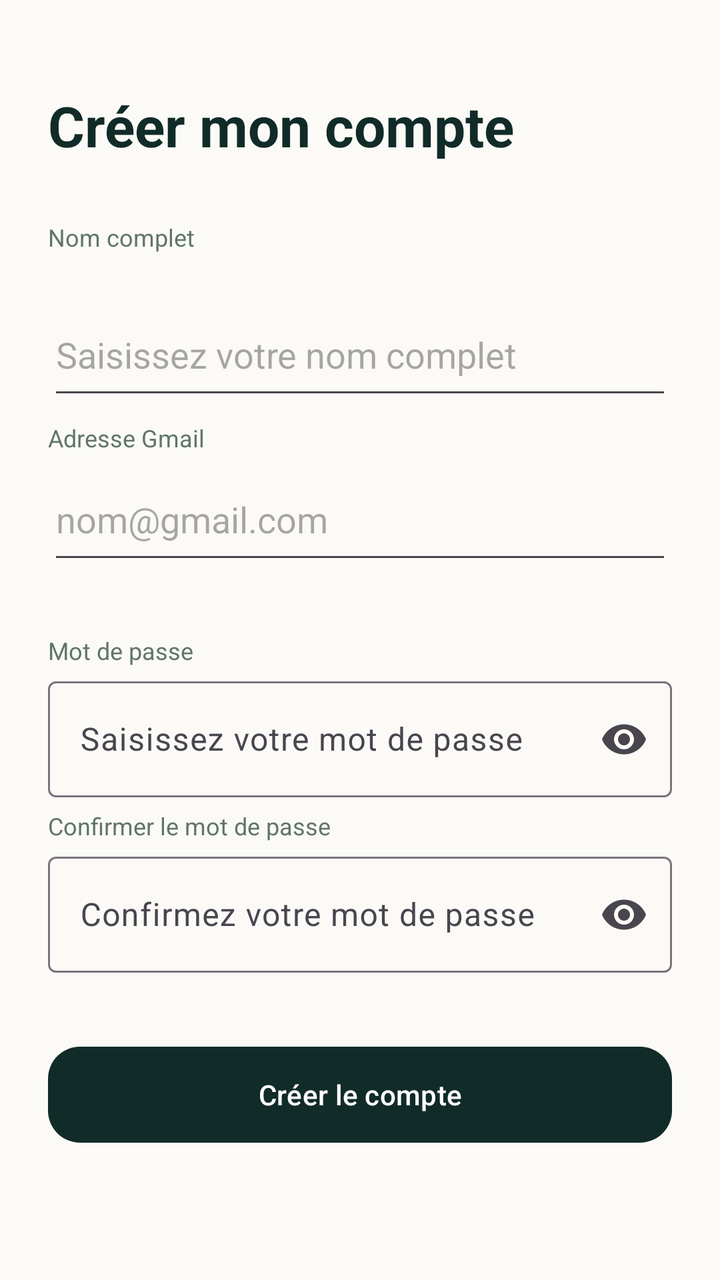
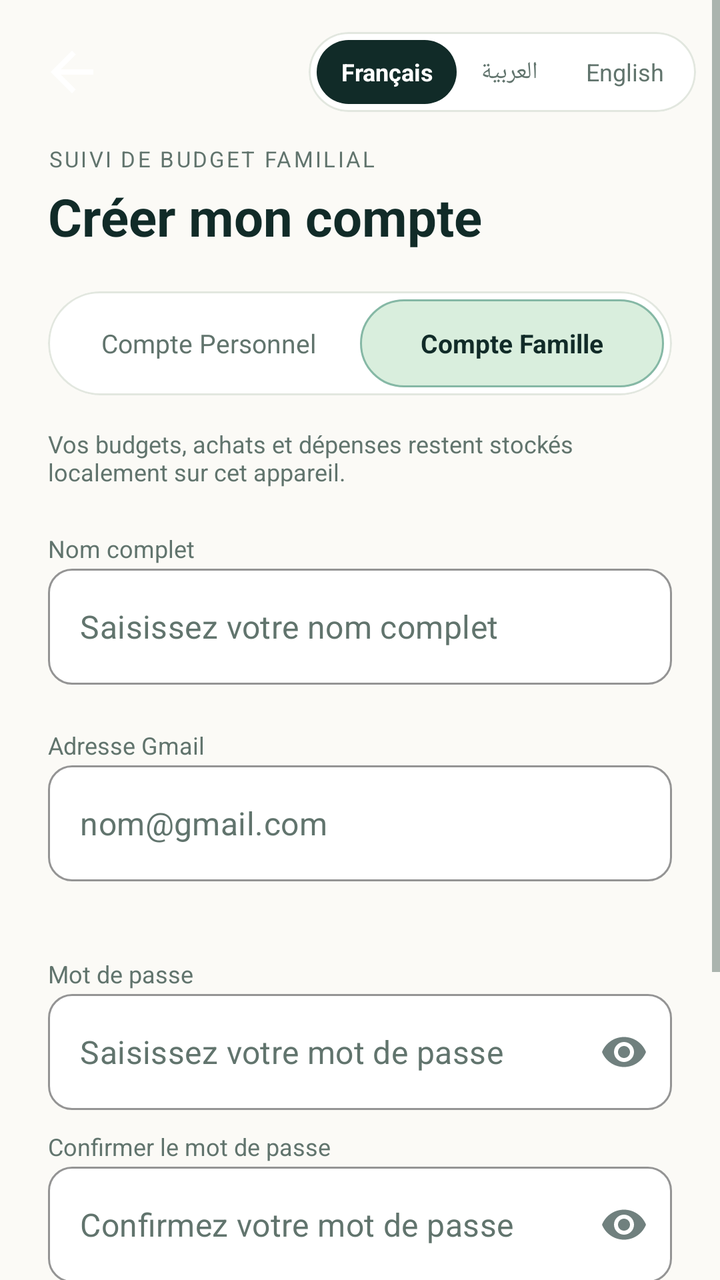

Two renders of the same Android screen: before a commit and after it. Below are the layout's source before the change and the commit's diff.
<!-- AndroidManifest.xml: application theme Theme.Masrouf1 -->
<!-- res/layout/activity_register.xml -->
<?xml version="1.0" encoding="utf-8"?>
<ScrollView xmlns:android="http://schemas.android.com/apk/res/android" xmlns:app="http://schemas.android.com/apk/res-auto" android:layout_width="match_parent" android:layout_height="match_parent" android:background="@color/cream" android:fillViewport="true">
    <LinearLayout android:layout_width="match_parent" android:layout_height="wrap_content" android:orientation="vertical" android:padding="24dp">
        <TextView android:layout_width="match_parent" android:layout_height="wrap_content" android:layout_marginTop="20dp" android:text="@string/register_title" android:textColor="@color/forest" android:textSize="28sp" android:textStyle="bold" />
        <TextView android:id="@+id/register_type" android:layout_width="wrap_content" android:layout_height="wrap_content" android:layout_marginTop="4dp" android:textColor="@color/muted_green" />
        <TextView style="@style/FormFieldLabel" android:labelFor="@id/register_name" android:text="@string/full_name" />
        <EditText android:id="@+id/register_name" android:layout_width="match_parent" android:layout_height="58dp" android:layout_marginTop="18dp" android:hint="@string/hint_full_name" android:inputType="textPersonName|textCapWords" android:singleLine="true" />
        <TextView style="@style/FormFieldLabel" android:labelFor="@id/register_email" android:text="@string/email_address" />
        <EditText android:id="@+id/register_email" android:layout_width="match_parent" android:layout_height="58dp" android:hint="@string/hint_email" android:inputType="textEmailAddress" android:singleLine="true" />
        <TextView android:id="@+id/register_email_feedback" android:layout_width="match_parent" android:layout_height="24dp" android:textColor="@color/coral" android:textSize="12sp" />
        <TextView style="@style/FormFieldLabel" android:labelFor="@id/register_password" android:text="@string/password" />
        <com.google.android.material.textfield.TextInputLayout android:layout_width="match_parent" android:layout_height="wrap_content" app:endIconMode="password_toggle">
            <EditText android:id="@+id/register_password" android:layout_width="match_parent" android:layout_height="58dp" android:hint="@string/hint_password" android:inputType="textPassword" android:singleLine="true" />
        </com.google.android.material.textfield.TextInputLayout>

        <TextView style="@style/FormFieldLabel" android:labelFor="@id/register_confirm" android:text="@string/confirm_password" />
        <com.google.android.material.textfield.TextInputLayout android:layout_width="match_parent" android:layout_height="wrap_content" app:endIconMode="password_toggle">
            <EditText android:id="@+id/register_confirm" android:layout_width="match_parent" android:layout_height="58dp" android:hint="@string/hint_confirm_password" android:inputType="textPassword" android:singleLine="true" />
        </com.google.android.material.textfield.TextInputLayout>
        <TextView android:id="@+id/register_error" android:layout_width="match_parent" android:layout_height="wrap_content" android:textColor="@color/coral" />
        <com.google.android.material.button.MaterialButton android:id="@+id/register_submit" android:layout_width="match_parent" android:layout_height="56dp" android:layout_marginTop="14dp" android:text="@string/register_action" app:backgroundTint="@color/forest" app:cornerRadius="16dp" />
    </LinearLayout>
</ScrollView>
<!-- resources referenced by this layout -->
<resources>
  <style name="Base.Theme.Masrouf1" parent="Theme.Material3.DayNight.NoActionBar">
          <item name="colorPrimary">@color/forest</item>
          <item name="colorOnPrimary">@color/alabaster</item>
          <item name="colorSecondary">@color/emerald</item>
          <item name="colorOnSecondary">@color/alabaster</item>
          <item name="android:colorAccent">@color/emerald</item>
          <item name="android:windowLightStatusBar">true</item>
          <item name="android:statusBarColor">@color/cream</item>
          <item name="android:navigationBarColor">@color/cream</item>
          <item name="android:windowBackground">@color/cream</item>
      </style>
  <!-- unchanged entries left out for length: 18 -->
</resources>

<!-- the commit's change to res/layout/activity_register.xml (unified diff, before → after) -->
@@ -1,23 +1,403 @@
 <?xml version="1.0" encoding="utf-8"?>
-<ScrollView xmlns:android="http://schemas.android.com/apk/res/android" xmlns:app="http://schemas.android.com/apk/res-auto" android:layout_width="match_parent" android:layout_height="match_parent" android:background="@color/cream" android:fillViewport="true">
-    <LinearLayout android:layout_width="match_parent" android:layout_height="wrap_content" android:orientation="vertical" android:padding="24dp">
-        <TextView android:layout_width="match_parent" android:layout_height="wrap_content" android:layout_marginTop="20dp" android:text="@string/register_title" android:textColor="@color/forest" android:textSize="28sp" android:textStyle="bold" />
-        <TextView android:id="@+id/register_type" android:layout_width="wrap_content" android:layout_height="wrap_content" android:layout_marginTop="4dp" android:textColor="@color/muted_green" />
-        <TextView style="@style/FormFieldLabel" android:labelFor="@id/register_name" android:text="@string/full_name" />
-        <EditText android:id="@+id/register_name" android:layout_width="match_parent" android:layout_height="58dp" android:layout_marginTop="18dp" android:hint="@string/hint_full_name" android:inputType="textPersonName|textCapWords" android:singleLine="true" />
-        <TextView style="@style/FormFieldLabel" android:labelFor="@id/register_email" android:text="@string/email_address" />
-        <EditText android:id="@+id/register_email" android:layout_width="match_parent" android:layout_height="58dp" android:hint="@string/hint_email" android:inputType="textEmailAddress" android:singleLine="true" />
-        <TextView android:id="@+id/register_email_feedback" android:layout_width="match_parent" android:layout_height="24dp" android:textColor="@color/coral" android:textSize="12sp" />
-        <TextView style="@style/FormFieldLabel" android:labelFor="@id/register_password" android:text="@string/password" />
-        <com.google.android.material.textfield.TextInputLayout android:layout_width="match_parent" android:layout_height="wrap_content" app:endIconMode="password_toggle">
-            <EditText android:id="@+id/register_password" android:layout_width="match_parent" android:layout_height="58dp" android:hint="@string/hint_password" android:inputType="textPassword" android:singleLine="true" />
-        </com.google.android.material.textfield.TextInputLayout>
-
-        <TextView style="@style/FormFieldLabel" android:labelFor="@id/register_confirm" android:text="@string/confirm_password" />
-        <com.google.android.material.textfield.TextInputLayout android:layout_width="match_parent" android:layout_height="wrap_content" app:endIconMode="password_toggle">
-            <EditText android:id="@+id/register_confirm" android:layout_width="match_parent" android:layout_height="58dp" android:hint="@string/hint_confirm_password" android:inputType="textPassword" android:singleLine="true" />
-        </com.google.android.material.textfield.TextInputLayout>
-        <TextView android:id="@+id/register_error" android:layout_width="match_parent" android:layout_height="wrap_content" android:textColor="@color/coral" />
-        <com.google.android.material.button.MaterialButton android:id="@+id/register_submit" android:layout_width="match_parent" android:layout_height="56dp" android:layout_marginTop="14dp" android:text="@string/register_action" app:backgroundTint="@color/forest" app:cornerRadius="16dp" />
-    </LinearLayout>
-</ScrollView>
+<FrameLayout xmlns:android="http://schemas.android.com/apk/res/android"
+    xmlns:app="http://schemas.android.com/apk/res-auto"
+    android:layout_width="match_parent"
+    android:layout_height="match_parent"
+    android:background="@color/cream"
+    android:layoutDirection="locale">
+
+    <ScrollView
+        android:layout_width="match_parent"
+        android:layout_height="match_parent"
+        android:fillViewport="true">
+
+        <LinearLayout
+            android:layout_width="match_parent"
+            android:layout_height="wrap_content"
+            android:orientation="vertical"
+            android:paddingBottom="40dp">
+
+            
+            <LinearLayout
+                android:layout_width="match_parent"
+                android:layout_height="wrap_content"
+                android:gravity="center_vertical"
+                android:orientation="horizontal"
+                android:padding="12dp">
+
+                <ImageView
+                    android:id="@+id/register_back"
+                    android:layout_width="48dp"
+                    android:layout_height="48dp"
+                    android:background="?attr/selectableItemBackgroundBorderless"
+                    android:contentDescription="@string/back"
+                    android:padding="8dp"
+                    android:src="@drawable/ic_back" />
+
+                <View
+                    android:layout_width="0dp"
+                    android:layout_height="1dp"
+                    android:layout_weight="1" />
+
+                
+                <com.google.android.material.card.MaterialCardView
+                    android:layout_width="wrap_content"
+                    android:layout_height="40dp"
+                    app:cardBackgroundColor="@color/alabaster"
+                    app:cardCornerRadius="20dp"
+                    app:cardElevation="0dp"
+                    app:strokeColor="@color/card_border"
+                    app:strokeWidth="1dp">
+
+                    <LinearLayout
+                        android:layout_width="wrap_content"
+                        android:layout_height="match_parent"
+                        android:gravity="center_vertical"
+                        android:orientation="horizontal"
+                        android:paddingHorizontal="4dp">
+
+                        <TextView
+                            android:id="@+id/lang_fr"
+                            android:layout_width="wrap_content"
+                            android:layout_height="32dp"
+                            android:background="@drawable/bg_lang_selected"
+                            android:gravity="center"
+                            android:paddingHorizontal="12dp"
+                            android:text="Français"
+                            android:textColor="@color/alabaster"
+                            android:textSize="12sp"
+                            android:textStyle="bold" />
+
+                        <TextView
+                            android:id="@+id/lang_ar"
+                            android:layout_width="wrap_content"
+                            android:layout_height="32dp"
+                            android:gravity="center"
+                            android:paddingHorizontal="12dp"
+                            android:text="العربية"
+                            android:textColor="@color/muted_green"
+                            android:textSize="12sp" />
+
+                        <TextView
+                            android:id="@+id/lang_en"
+                            android:layout_width="wrap_content"
+                            android:layout_height="32dp"
+                            android:gravity="center"
+                            android:paddingHorizontal="12dp"
+                            android:text="English"
+                            android:textColor="@color/muted_green"
+                            android:textSize="12sp" />
+
+                    </LinearLayout>
+
+                </com.google.android.material.card.MaterialCardView>
+
+            </LinearLayout>
+
+            
+            <LinearLayout
+                android:layout_width="match_parent"
+                android:layout_height="wrap_content"
+                android:orientation="vertical"
+                android:paddingHorizontal="24dp">
+
+                
+                <TextView
+                    android:layout_width="match_parent"
+                    android:layout_height="wrap_content"
+                    android:text="@string/register_subtitle"
+                    android:textColor="@color/muted_green"
+                    android:textSize="11sp"
+                    android:letterSpacing="0.1" />
+
+                <TextView
+                    android:layout_width="match_parent"
+                    android:layout_height="wrap_content"
+                    android:layout_marginTop="4dp"
+                    android:layout_marginBottom="20dp"
+                    android:text="@string/register_title"
+                    android:textColor="@color/forest"
+                    android:textSize="26sp"
+                    android:textStyle="bold" />
+
+                
+                <com.google.android.material.card.MaterialCardView
+                    android:layout_width="match_parent"
+                    android:layout_height="52dp"
+                    android:layout_marginBottom="16dp"
+                    app:cardBackgroundColor="@color/alabaster"
+                    app:cardCornerRadius="26dp"
+                    app:cardElevation="0dp"
+                    app:strokeColor="@color/card_border"
+                    app:strokeWidth="1dp">
+
+                    <LinearLayout
+                        android:layout_width="match_parent"
+                        android:layout_height="match_parent"
+                        android:orientation="horizontal"
+                        android:padding="4dp">
+
+                        <TextView
+                            android:id="@+id/tab_personal"
+                            android:layout_width="0dp"
+                            android:layout_height="match_parent"
+                            android:layout_weight="1"
+                            android:gravity="center"
+                            android:text="@string/personal_account"
+                            android:textColor="@color/muted_green"
+                            android:textSize="13sp" />
+
+                        <TextView
+                            android:id="@+id/tab_family"
+                            android:layout_width="0dp"
+                            android:layout_height="match_parent"
+                            android:layout_weight="1"
+                            android:background="@drawable/bg_tab_selected"
+                            android:gravity="center"
+                            android:text="@string/family_account"
+                            android:textColor="@color/forest"
+                            android:textSize="13sp"
+                            android:textStyle="bold" />
+
+                    </LinearLayout>
+
+                </com.google.android.material.card.MaterialCardView>
+
+                
+                <com.google.android.material.card.MaterialCardView
+                    android:id="@+id/family_info_banner"
+                    android:layout_width="match_parent"
+                    android:layout_height="wrap_content"
+                    android:layout_marginBottom="12dp"
+                    android:visibility="gone"
+                    app:cardBackgroundColor="#E3F2FD"
+                    app:cardCornerRadius="12dp"
+                    app:cardElevation="0dp"
+                    app:strokeColor="#90CAF9"
+                    app:strokeWidth="1dp">
+
+                    <LinearLayout
+                        android:layout_width="match_parent"
+                        android:layout_height="wrap_content"
+                        android:gravity="center_vertical"
+                        android:orientation="horizontal"
+                        android:padding="14dp">
+
+                        <ImageView
+                            android:layout_width="20dp"
+                            android:layout_height="20dp"
+                            android:contentDescription=""
+                            android:src="@drawable/ic_notifications"
+                            android:tint="#1E88E5" />
+
+                        <TextView
+                            android:layout_width="0dp"
+                            android:layout_height="wrap_content"
+                            android:layout_marginStart="10dp"
+                            android:layout_weight="1"
+                            android:text="@string/family_account_info_banner"
+                            android:textColor="#1E88E5"
+                            android:textSize="12sp"
+                            android:textStyle="bold" />
+
+                    </LinearLayout>
+
+                </com.google.android.material.card.MaterialCardView>
+
+                
+                <TextView
+                    android:layout_width="match_parent"
+                    android:layout_height="wrap_content"
+                    android:layout_marginBottom="16dp"
+                    android:text="@string/local_storage_note"
+                    android:textColor="@color/muted_green"
+                    android:textSize="12sp" />
+
+                
+                <TextView
+                    style="@style/FormFieldLabel"
+                    android:labelFor="@id/register_name"
+                    android:text="@string/full_name" />
+
+                
+                <com.google.android.material.textfield.TextInputLayout
+                    android:layout_width="match_parent"
+                    android:layout_height="wrap_content"
+                    android:layout_marginBottom="16dp"
+                    app:boxBackgroundColor="@color/alabaster"
+                    app:boxCornerRadiusBottomEnd="12dp"
+                    app:boxCornerRadiusBottomStart="12dp"
+                    app:boxCornerRadiusTopEnd="12dp"
+                    app:boxCornerRadiusTopStart="12dp"
+                    app:boxStrokeColor="@color/card_border"
+                    style="@style/Widget.MaterialComponents.TextInputLayout.OutlinedBox">
+
+                    <com.google.android.material.textfield.TextInputEditText
+                        android:id="@+id/register_name"
+                        android:layout_width="match_parent"
+                        android:layout_height="58dp"
+                        android:hint="@string/hint_full_name"
+                        android:inputType="textPersonName|textCapWords"
+                        android:textColor="@color/ink"
+                        android:textColorHint="@color/muted_green" />
+
+                </com.google.android.material.textfield.TextInputLayout>
+
+                
+                <TextView
+                    style="@style/FormFieldLabel"
+                    android:labelFor="@id/register_email"
+                    android:text="@string/email_address" />
+
+                
+                <com.google.android.material.textfield.TextInputLayout
+                    android:layout_width="match_parent"
+                    android:layout_height="wrap_content"
+                    android:layout_marginBottom="4dp"
+                    app:boxBackgroundColor="@color/alabaster"
+                    app:boxCornerRadiusBottomEnd="12dp"
+                    app:boxCornerRadiusBottomStart="12dp"
+                    app:boxCornerRadiusTopEnd="12dp"
+                    app:boxCornerRadiusTopStart="12dp"
+                    app:boxStrokeColor="@color/card_border"
+                    style="@style/Widget.MaterialComponents.TextInputLayout.OutlinedBox">
+
+                    <com.google.android.material.textfield.TextInputEditText
+                        android:id="@+id/register_email"
+                        android:layout_width="match_parent"
+                        android:layout_height="58dp"
+                        android:hint="@string/hint_email"
+                        android:inputType="textEmailAddress"
+                        android:textColor="@color/ink"
+                        android:textColorHint="@color/muted_green" />
+
+                </com.google.android.material.textfield.TextInputLayout>
+
+                <TextView
+                    android:id="@+id/register_email_feedback"
+                    android:layout_width="match_parent"
+                    android:layout_height="20dp"
+                    android:layout_marginBottom="8dp"
+                    android:textColor="@color/coral"
+                    android:textSize="12sp" />
+
+                
+                <TextView
+                    style="@style/FormFieldLabel"
+                    android:labelFor="@id/register_password"
+                    android:text="@string/password" />
+
+                
+                <com.google.android.material.textfield.TextInputLayout
+                    android:layout_width="match_parent"
+                    android:layout_height="wrap_content"
+                    android:layout_marginBottom="4dp"
+                    app:boxBackgroundColor="@color/alabaster"
+                    app:boxCornerRadiusBottomEnd="12dp"
+                    app:boxCornerRadiusBottomStart="12dp"
+                    app:boxCornerRadiusTopEnd="12dp"
+                    app:boxCornerRadiusTopStart="12dp"
+                    app:boxStrokeColor="@color/card_border"
+                    app:endIconMode="password_toggle"
+                    style="@style/Widget.MaterialComponents.TextInputLayout.OutlinedBox">
+
+                    <com.google.android.material.textfield.TextInputEditText
+                        android:id="@+id/register_password"
+                        android:layout_width="match_parent"
+                        android:layout_height="58dp"
+                        android:hint="@string/hint_password"
+                        android:inputType="textPassword"
+                        android:textColor="@color/ink"
+                        android:textColorHint="@color/muted_green" />
+
+                </com.google.android.material.textfield.TextInputLayout>
+
+                
+                <LinearLayout
+                    android:id="@+id/password_rules_panel"
+                    android:layout_width="match_parent"
+                    android:layout_height="wrap_content"
+                    android:layout_marginBottom="8dp"
+                    android:orientation="vertical"
+                    android:visibility="gone">
+
+                    <TextView android:id="@+id/rule_length" android:layout_width="match_parent" android:layout_height="22dp" android:textSize="12sp" android:textColor="@color/muted_green" />
+                    <TextView android:id="@+id/rule_uppercase" android:layout_width="match_parent" android:layout_height="22dp" android:textSize="12sp" android:textColor="@color/muted_green" />
+                    <TextView android:id="@+id/rule_lowercase" android:layout_width="match_parent" android:layout_height="22dp" android:textSize="12sp" android:textColor="@color/muted_green" />
+                    <TextView android:id="@+id/rule_number" android:layout_width="match_parent" android:layout_height="22dp" android:textSize="12sp" android:textColor="@color/muted_green" />
+                    <TextView android:id="@+id/rule_symbol" android:layout_width="match_parent" android:layout_height="22dp" android:textSize="12sp" android:textColor="@color/muted_green" />
+
+                </LinearLayout>
+
+                
+                <TextView
+                    style="@style/FormFieldLabel"
+                    android:labelFor="@id/register_confirm"
+                    android:text="@string/confirm_password" />
+
+                
+                <com.google.android.material.textfield.TextInputLayout
+                    android:layout_width="match_parent"
+                    android:layout_height="wrap_content"
+                    android:layout_marginBottom="12dp"
+                    app:boxBackgroundColor="@color/alabaster"
+                    app:boxCornerRadiusBottomEnd="12dp"
+                    app:boxCornerRadiusBottomStart="12dp"
+                    app:boxCornerRadiusTopEnd="12dp"
+                    app:boxCornerRadiusTopStart="12dp"
+                    app:boxStrokeColor="@color/card_border"
+                    app:endIconMode="password_toggle"
+                    style="@style/Widget.MaterialComponents.TextInputLayout.OutlinedBox">
+
+                    <com.google.android.material.textfield.TextInputEditText
+                        android:id="@+id/register_confirm"
+                        android:layout_width="match_parent"
+                        android:layout_height="58dp"
+                        android:hint="@string/hint_confirm_password"
+                        android:inputType="textPassword"
+                        android:textColor="@color/ink"
+                        android:textColorHint="@color/muted_green" />
+
+                </com.google.android.material.textfield.TextInputLayout>
+
+                
+                <TextView
+                    android:id="@+id/register_error"
+                    android:layout_width="match_parent"
+                    android:layout_height="wrap_content"
+                    android:layout_marginBottom="8dp"
+                    android:textColor="@color/coral"
+                    android:textSize="13sp" />
+
+                
+                <com.google.android.material.button.MaterialButton
+                    android:id="@+id/register_submit"
+                    android:layout_width="match_parent"
+                    android:layout_height="56dp"
+                    android:layout_marginTop="8dp"
+                    android:text="@string/register_action"
+                    android:textColor="@color/alabaster"
+                    android:textSize="16sp"
+                    app:backgroundTint="@color/forest"
+                    app:cornerRadius="28dp" />
+
+                
+                <com.google.android.material.button.MaterialButton
+                    android:id="@+id/register_to_login"
+                    android:layout_width="match_parent"
+                    android:layout_height="52dp"
+                    android:layout_marginTop="8dp"
+                    android:text="@string/go_to_login"
+                    android:textColor="@color/emerald"
+                    android:textSize="15sp"
+                    app:backgroundTint="@color/mint"
+                    app:cornerRadius="28dp"
+                    style="@style/Widget.MaterialComponents.Button.OutlinedButton" />
+
+            </LinearLayout>
+
+        </LinearLayout>
+
+    </ScrollView>
+
+</FrameLayout>
<!-- resource entries referenced after the edit -->
@@ -1,15 +1,147 @@
 <!-- resources referenced by this layout -->
 <resources>
+  <color name="card_border">#E2E7DF</color>
+  <color name="ink">#112B28</color>
+  <color name="mint">#D9EEDD</color>
+  <!-- drawable bg_lang_selected (drawable) -->
+  <?xml version="1.0" encoding="utf-8"?>
+  <shape xmlns:android="http://schemas.android.com/apk/res/android"
+      android:shape="rectangle">
+      <solid android:color="#112B28" />
+      <corners android:radius="22dp" />
+  </shape>
+  <!-- drawable bg_tab_selected (drawable) -->
+  <?xml version="1.0" encoding="utf-8"?>
+  <shape xmlns:android="http://schemas.android.com/apk/res/android"
+      android:shape="rectangle">
+      <solid android:color="#D9EEDD" />
+      <corners android:radius="22dp" />
+      <stroke android:color="#85B8A5" android:width="1dp" />
+  </shape>
+  <!-- drawable ic_back (drawable) -->
+  <vector xmlns:android="http://schemas.android.com/apk/res/android" android:width="24dp" android:height="24dp" android:viewportWidth="24" android:viewportHeight="24"><path android:fillColor="#FFFFFFFF" android:pathData="M20,11H7.83L13.42,5.41L12,4L4,12L12,20L13.41,18.59L7.83,13H20V11Z" /></vector>
+  <!-- drawable ic_notifications (drawable) -->
+  <vector xmlns:android="http://schemas.android.com/apk/res/android" android:width="24dp" android:height="24dp" android:viewportWidth="24" android:viewportHeight="24"><path android:fillColor="#FFFFFFFF" android:pathData="M12,22C13.1,22 14,21.1 14,20H10C10,21.1 10.9,22 12,22ZM18,16V11C18,7.93 16.37,5.36 13.5,4.68V4C13.5,3.17 12.83,2.5 12,2.5S10.5,3.17 10.5,4V4.68C7.64,5.36 6,7.92 6,11V16L4,18V19H20V18L18,16Z" /></vector>
+  <string name="back">Retour</string>
+  <string name="family_account">Compte Famille</string>
+  <string name="family_account_info_banner">Compte Parent : Accès complet à l\'Espace Personnel et à l\'Espace Familial</string>
+  <string name="go_to_login">Se connecter</string>
+  <string name="local_storage_note">Vos budgets, achats et dépenses restent stockés localement sur cet appareil.</string>
+  <string name="personal_account">Compte Personnel</string>
+  <string name="register_subtitle">SUIVI DE BUDGET FAMILIAL</string>
   <style name="Base.Theme.Masrouf1" parent="Theme.Material3.DayNight.NoActionBar">
+          
           <item name="colorPrimary">@color/forest</item>
           <item name="colorOnPrimary">@color/alabaster</item>
+          <item name="colorPrimaryContainer">@color/mint</item>
+          <item name="colorOnPrimaryContainer">@color/forest</item>
           <item name="colorSecondary">@color/emerald</item>
           <item name="colorOnSecondary">@color/alabaster</item>
+          <item name="colorSecondaryContainer">@color/mint_light</item>
+          <item name="colorOnSecondaryContainer">@color/forest</item>
+          <item name="colorTertiary">@color/mint_accent</item>
+          <item name="colorOnTertiary">@color/forest</item>
+          <item name="colorTertiaryContainer">@color/mint</item>
+          <item name="colorOnTertiaryContainer">@color/forest</item>
+  
+          
+          <item name="colorControlActivated">@color/emerald</item>
+          <item name="colorControlHighlight">@color/mint</item>
+          <item name="colorControlNormal">@color/muted_green</item>
+          <item name="colorAccent">@color/emerald</item>
           <item name="android:colorAccent">@color/emerald</item>
+          <item name="android:textColorHighlight">@color/mint</item>
+  
+          
+          <item name="colorSurface">@color/alabaster</item>
+          <item name="colorOnSurface">@color/forest</item>
+          <item name="colorSurfaceVariant">@color/cream</item>
+          <item name="colorOnSurfaceVariant">@color/muted_green</item>
+          <item name="colorSurfaceContainerLowest">@color/alabaster</item>
+          <item name="colorSurfaceContainerLow">@color/cream</item>
+          <item name="colorSurfaceContainer">@color/cream</item>
+          <item name="colorSurfaceContainerHigh">@color/mint</item>
+          <item name="colorSurfaceContainerHighest">@color/mint</item>
+          <item name="android:colorBackground">@color/cream</item>
+          <item name="colorOnBackground">@color/forest</item>
+  
+          
+          <item name="colorError">@color/coral</item>
+          <item name="colorOnError">@color/alabaster</item>
+  
+          
+          <item name="colorOutline">@color/card_border</item>
+          <item name="colorOutlineVariant">@color/card_border</item>
+  
+          
+          <item name="android:textColorPrimary">@color/forest</item>
+          <item name="android:textColorSecondary">@color/muted_green</item>
+          <item name="android:textColorHint">@color/muted_green</item>
+  
+          
           <item name="android:windowLightStatusBar">true</item>
           <item name="android:statusBarColor">@color/cream</item>
           <item name="android:navigationBarColor">@color/cream</item>
           <item name="android:windowBackground">@color/cream</item>
+  
+          
+          <item name="android:colorEdgeEffect">@color/mint_accent</item>
+  
+          
+          <item name="textInputStyle">@style/Widget.Masrouf.TextInputLayout</item>
+          <item name="chipStyle">@style/Widget.Masrouf.Chip</item>
+          <item name="materialButtonOutlinedStyle">@style/Widget.Masrouf.Button.Outlined</item>
+          <item name="materialAlertDialogTheme">@style/ThemeOverlay.Masrouf.AlertDialog</item>
+          
+          <item name="editTextStyle">@style/Widget.Masrouf.EditText</item>
+          
+          <item name="android:textColor">@color/ink</item>
+          
+          <item name="materialButtonStyle">@style/Widget.Masrouf.Button.Material</item>
+      </style>
+  <color name="mint_light">#D9EEDD</color>
+  <color name="mint_accent">#85B8A5</color>
+  <style name="Widget.Masrouf.TextInputLayout" parent="Widget.Material3.TextInputLayout.OutlinedBox">
+          <item name="boxBackgroundColor">@color/alabaster</item>
+          <item name="boxStrokeColor">@color/text_input_stroke_color</item>
+          <item name="hintEnabled">false</item>
+          <item name="hintTextColor">@color/text_input_label_color</item>
+          <item name="android:textColorHint">@color/muted_green</item>
+          <item name="boxCornerRadiusTopStart">12dp</item>
+          <item name="boxCornerRadiusTopEnd">12dp</item>
+          <item name="boxCornerRadiusBottomStart">12dp</item>
+          <item name="boxCornerRadiusBottomEnd">12dp</item>
+      </style>
+  <style name="Widget.Masrouf.Chip" parent="Widget.Material3.Chip.Filter">
+          <item name="chipBackgroundColor">@color/chip_background_color</item>
+          <item name="chipStrokeColor">@color/chip_stroke_color</item>
+          <item name="chipStrokeWidth">1dp</item>
+          <item name="android:textColor">@color/forest</item>
+          <item name="checkedIconTint">@color/emerald</item>
+      </style>
+  <style name="Widget.Masrouf.Button.Outlined" parent="Widget.Material3.Button.OutlinedButton">
+          <item name="android:textColor">@color/forest</item>
+          <item name="strokeColor">@color/forest</item>
+          <item name="iconTint">@color/forest</item>
+      </style>
+  <style name="ThemeOverlay.Masrouf.AlertDialog" parent="ThemeOverlay.Material3.MaterialAlertDialog">
+          <item name="colorPrimary">@color/forest</item>
+          <item name="colorSecondary">@color/emerald</item>
+          <item name="colorSurface">@color/alabaster</item>
+          <item name="colorSurfaceContainerHigh">@color/alabaster</item>
+          <item name="buttonBarPositiveButtonStyle">@style/Widget.Masrouf.DialogButton</item>
+          <item name="buttonBarNegativeButtonStyle">@style/Widget.Masrouf.DialogButton</item>
+          <item name="buttonBarNeutralButtonStyle">@style/Widget.Masrouf.DialogButton</item>
+      </style>
+  <style name="Widget.Masrouf.EditText" parent="Widget.AppCompat.EditText">
+          <item name="android:textColor">@color/ink</item>
+          <item name="android:textColorHint">@color/muted_green</item>
+      </style>
+  <style name="Widget.Masrouf.Button.Material" parent="Widget.Material3.Button">
+          <item name="android:minHeight">48dp</item>
+      </style>
+  <style name="Widget.Masrouf.DialogButton" parent="Widget.Material3.Button.TextButton.Dialog">
+          <item name="android:textColor">@color/emerald</item>
       </style>
   <!-- unchanged entries left out for length: 18 -->
 </resources>
